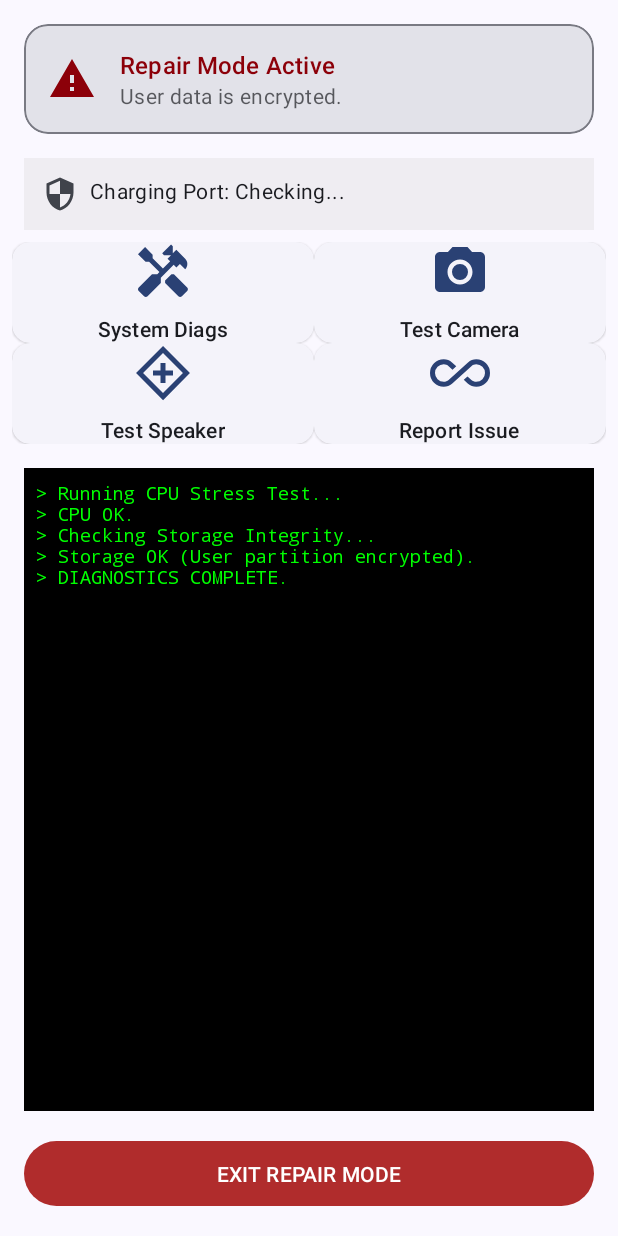
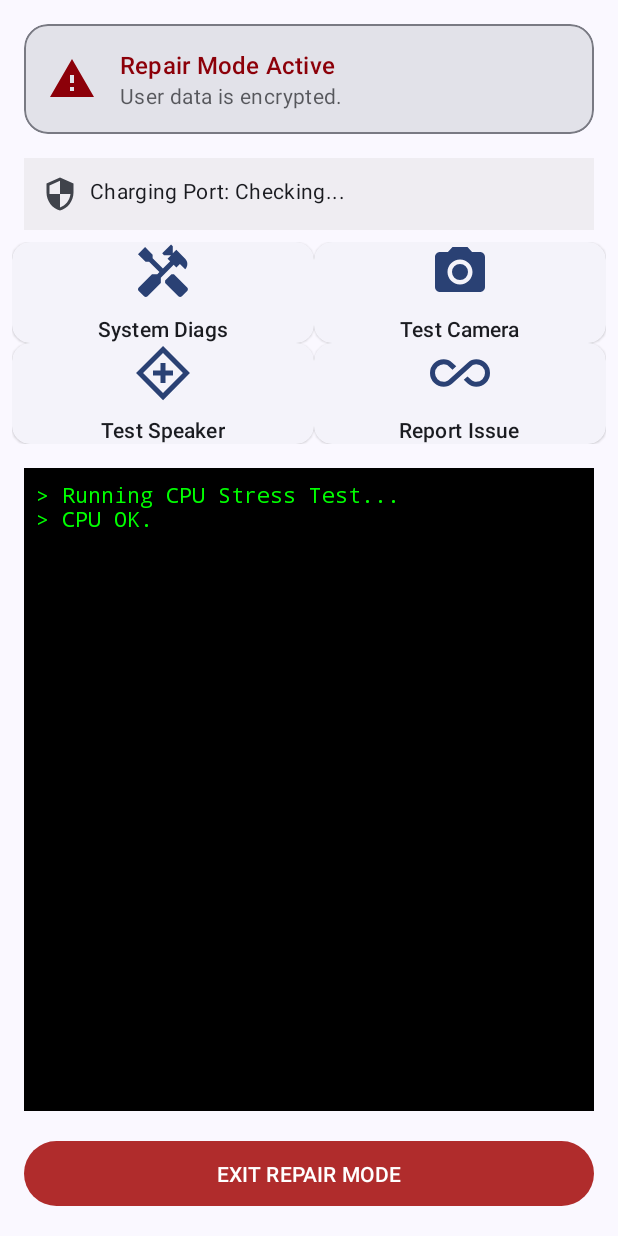
Before and after one commit to jhaa-akj/ProjectSafeMoto, an Android app: the RepairKioskActivity screen opened directly, with no data from a screen before it, after a tap on "System Diags", on a phone screen of 412 x 824 dp. Run offline under Robolectric (Android 15) with nearby library versions, the light colour scheme and no system bars; libraries missing offline, so code that uses them is left out: androidx.camera.view; 2 statements that could not run were skipped.

Commit message:
added delay in diagnostics

```diff
--- a/app/src/main/java/com/example/projectsafemoto/RepairKioskActivity.java
+++ b/app/src/main/java/com/example/projectsafemoto/RepairKioskActivity.java
@@ -35,9 +35,13 @@ import android.view.View; // Add this
 import android.speech.tts.TextToSpeech; // Add this
 import java.util.Locale;
 
+import android.os.Handler;
+import android.os.Looper;
+
 public class RepairKioskActivity extends AppCompatActivity implements TextToSpeech.OnInitListener {
     private TextToSpeech tts; // Add TTS variable
     private boolean ttsInitialized = false;
+    private Handler logHandler = new Handler(Looper.getMainLooper());
     private static final int EXIT_AUTH_REQUEST_CODE = 101;
     private TextView logView;
     private DevicePolicyManager dpm;
@@ -98,7 +102,29 @@ public class RepairKioskActivity extends AppCompatActivity implements TextToSpee
 
         // FAKE DIAGNOSTIC BUTTON
         findViewById(R.id.btn_run_diagnostics).setOnClickListener(v -> {
-            logView.setText("> Running CPU Stress Test...\n> CPU OK.\n> Checking Storage Integrity...\n> Storage OK (User partition encrypted).\n> DIAGNOSTICS COMPLETE.");
+            // 1. Stop any previous logging
+            logHandler.removeCallbacksAndMessages(null);
+
+            // 2. Start the log sequence
+            logView.setText(""); // Clear the log first
+            logView.append("> Running CPU Stress Test...\n");
+
+            // 3. Post the next lines with a delay
+            logHandler.postDelayed(() -> {
+                logView.append("> CPU OK.\n");
+            }, 1200); // 1.2 second delay
+
+            logHandler.postDelayed(() -> {
+                logView.append("> Checking Storage Integrity...\n");
+            }, 2000); // 2 second delay
+
+            logHandler.postDelayed(() -> {
+                logView.append("> Storage OK (User partition encrypted).\n");
+            }, 3500); // 3.5 second delay
+
+            logHandler.postDelayed(() -> {
+                logView.append("> DIAGNOSTICS COMPLETE.");
+            }, 4000); // 4 second delay
         });
 
         // SIMULATED Camera Test (Disables Gallery)
@@ -186,6 +212,7 @@ public class RepairKioskActivity extends AppCompatActivity implements TextToSpee
             tts.stop();
             tts.shutdown();
         }
+        logHandler.removeCallbacksAndMessages(null);
         super.onDestroy();
     }
 
--- a/app/src/main/res/layout/activity_repair_kiosk.xml
+++ b/app/src/main/res/layout/activity_repair_kiosk.xml
@@ -143,7 +143,7 @@
         android:padding="8dp"
         android:text="> Waiting for technician input..."
         android:textColor="#00FF00"
-        android:textSize="12sp"
+        android:textSize="14sp"
         app:layout_constraintBottom_toTopOf="@id/btn_exit_repair"
         app:layout_constraintEnd_toEndOf="parent"
         app:layout_constraintStart_toStartOf="parent"
```
